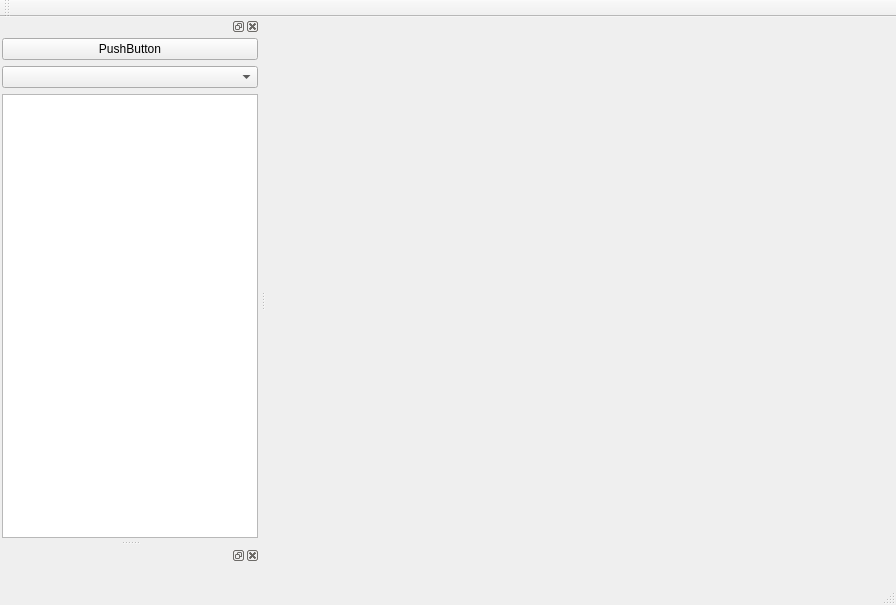
pazduha/GrapScene, file mainwindow.ui: the form before one commit.
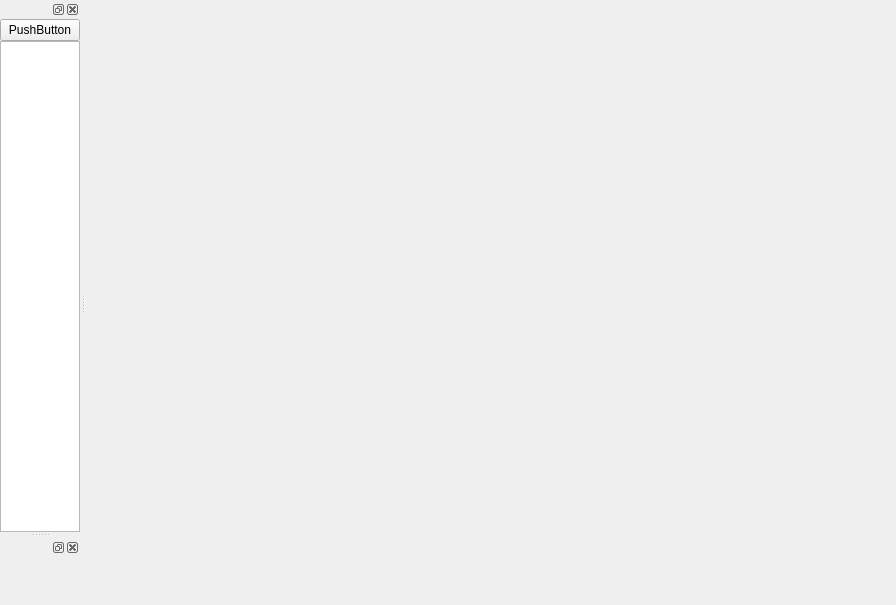
The form after the commit.

What changed in the file:
```diff
--- a/mainwindow.ui
+++ b/mainwindow.ui
@@ -10,10 +10,23 @@
     <height>605</height>
    </rect>
   </property>
+  <property name="sizePolicy">
+   <sizepolicy hsizetype="Ignored" vsizetype="Ignored">
+    <horstretch>0</horstretch>
+    <verstretch>0</verstretch>
+   </sizepolicy>
+  </property>
   <property name="windowTitle">
    <string>MainWindow</string>
   </property>
-  <widget class="QWidget" name="centralWidget"/>
+  <widget class="QWidget" name="centralWidget">
+   <property name="sizePolicy">
+    <sizepolicy hsizetype="Ignored" vsizetype="Ignored">
+     <horstretch>0</horstretch>
+     <verstretch>0</verstretch>
+    </sizepolicy>
+   </property>
+  </widget>
   <widget class="QMenuBar" name="menuBar">
    <property name="geometry">
     <rect>
@@ -25,6 +38,12 @@
    </property>
   </widget>
   <widget class="QToolBar" name="mainToolBar">
+   <property name="sizePolicy">
+    <sizepolicy hsizetype="Ignored" vsizetype="Ignored">
+     <horstretch>0</horstretch>
+     <verstretch>0</verstretch>
+    </sizepolicy>
+   </property>
    <attribute name="toolBarArea">
     <enum>TopToolBarArea</enum>
    </attribute>
@@ -32,28 +51,77 @@
     <bool>false</bool>
    </attribute>
   </widget>
-  <widget class="QStatusBar" name="statusBar"/>
+  <widget class="QStatusBar" name="statusBar">
+   <property name="sizePolicy">
+    <sizepolicy hsizetype="Ignored" vsizetype="Ignored">
+     <horstretch>0</horstretch>
+     <verstretch>0</verstretch>
+    </sizepolicy>
+   </property>
+  </widget>
   <widget class="QDockWidget" name="dockWidget">
+   <property name="sizePolicy">
+    <sizepolicy hsizetype="Preferred" vsizetype="Expanding">
+     <horstretch>0</horstretch>
+     <verstretch>0</verstretch>
+    </sizepolicy>
+   </property>
+   <property name="minimumSize">
+    <size>
+     <width>80</width>
+     <height>152</height>
+    </size>
+   </property>
+   <property name="maximumSize">
+    <size>
+     <width>524287</width>
+     <height>524287</height>
+    </size>
+   </property>
+   <property name="floating">
+    <bool>false</bool>
+   </property>
    <attribute name="dockWidgetArea">
     <number>1</number>
    </attribute>
    <widget class="QWidget" name="dockWidgetContents">
+    <property name="sizePolicy">
+     <sizepolicy hsizetype="Ignored" vsizetype="Ignored">
+      <horstretch>0</horstretch>
+      <verstretch>0</verstretch>
+     </sizepolicy>
+    </property>
     <layout class="QVBoxLayout" name="verticalLayout">
+     <property name="spacing">
+      <number>0</number>
+     </property>
+     <property name="sizeConstraint">
+      <enum>QLayout::SetMinimumSize</enum>
+     </property>
      <property name="leftMargin">
-      <number>2</number>
+      <number>0</number>
      </property>
      <property name="topMargin">
-      <number>2</number>
+      <number>0</number>
      </property>
      <property name="rightMargin">
-      <number>2</number>
+      <number>0</number>
      </property>
      <property name="bottomMargin">
-      <number>2</number>
+      <number>0</number>
      </property>
      <item>
       <widget class="QWidget" name="w1_move" native="true">
+       <property name="sizePolicy">
+        <sizepolicy hsizetype="Ignored" vsizetype="Ignored">
+         <horstretch>0</horstretch>
+         <verstretch>0</verstretch>
+        </sizepolicy>
+       </property>
        <layout class="QVBoxLayout" name="verticalLayout_2">
+        <property name="spacing">
+         <number>0</number>
+        </property>
         <property name="leftMargin">
          <number>0</number>
         </property>
@@ -68,16 +136,25 @@
         </property>
         <item>
          <widget class="QPushButton" name="pushButton">
+          <property name="sizePolicy">
+           <sizepolicy hsizetype="Fixed" vsizetype="Fixed">
+            <horstretch>0</horstretch>
+            <verstretch>0</verstretch>
+           </sizepolicy>
+          </property>
+          <property name="minimumSize">
+           <size>
+            <width>0</width>
+            <height>20</height>
+           </size>
+          </property>
           <property name="text">
            <string>PushButton</string>
           </property>
          </widget>
         </item>
         <item>
-         <widget class="QComboBox" name="comboBox"/>
-        </item>
-        <item>
-         <widget class="QTextEdit" name="textEdit"/>
+         <widget class="QListWidget" name="listWidget"/>
         </item>
        </layout>
       </widget>
@@ -86,10 +163,23 @@
    </widget>
   </widget>
   <widget class="QDockWidget" name="dockWidget_2">
+   <property name="sizePolicy">
+    <sizepolicy hsizetype="Ignored" vsizetype="Ignored">
+     <horstretch>0</horstretch>
+     <verstretch>0</verstretch>
+    </sizepolicy>
+   </property>
    <attribute name="dockWidgetArea">
     <number>1</number>
    </attribute>
-   <widget class="QWidget" name="dockWidgetContents_2"/>
+   <widget class="QWidget" name="dockWidgetContents_2">
+    <property name="sizePolicy">
+     <sizepolicy hsizetype="Ignored" vsizetype="Ignored">
+      <horstretch>0</horstretch>
+      <verstretch>0</verstretch>
+     </sizepolicy>
+    </property>
+   </widget>
   </widget>
  </widget>
  <layoutdefault spacing="6" margin="11"/>
```
Left out of the diff: 6 changed lines with no effect on the pictures.
